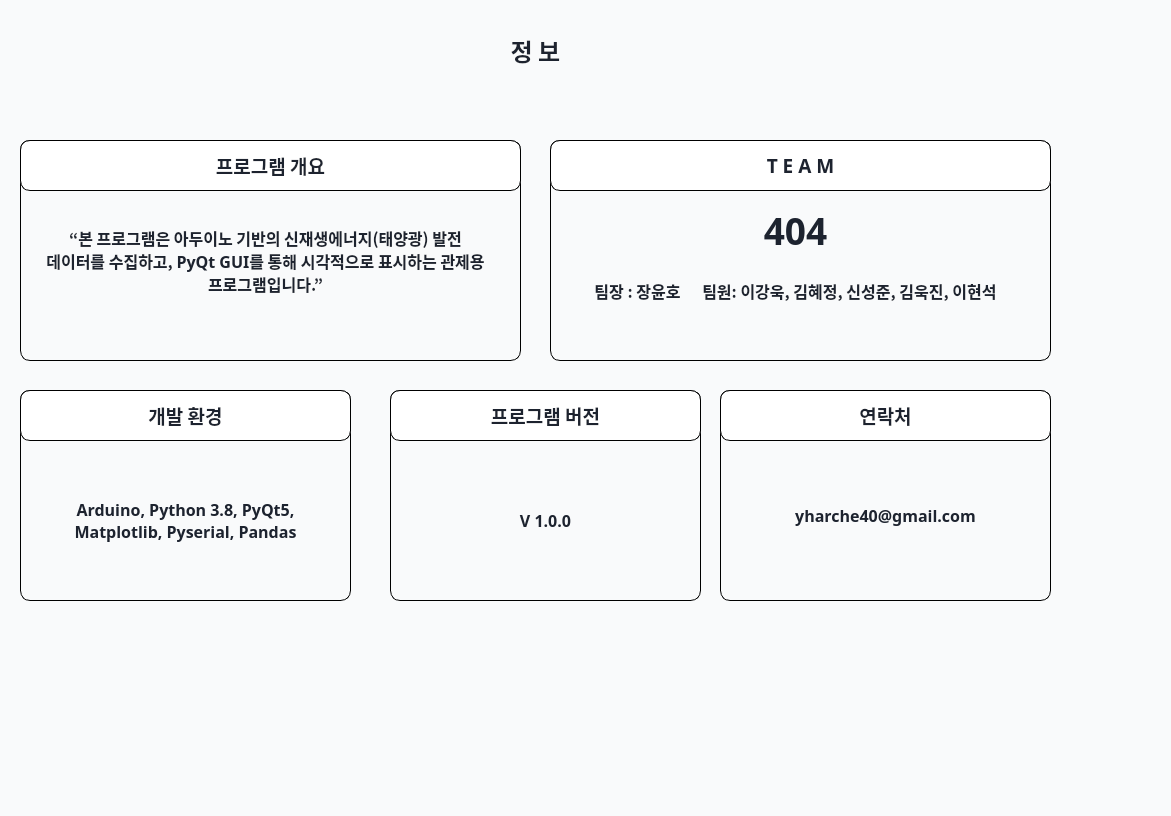
Old version of the form PyQt_GUI/information.ui in the repository yuunow57/Capstone-Design-Project.
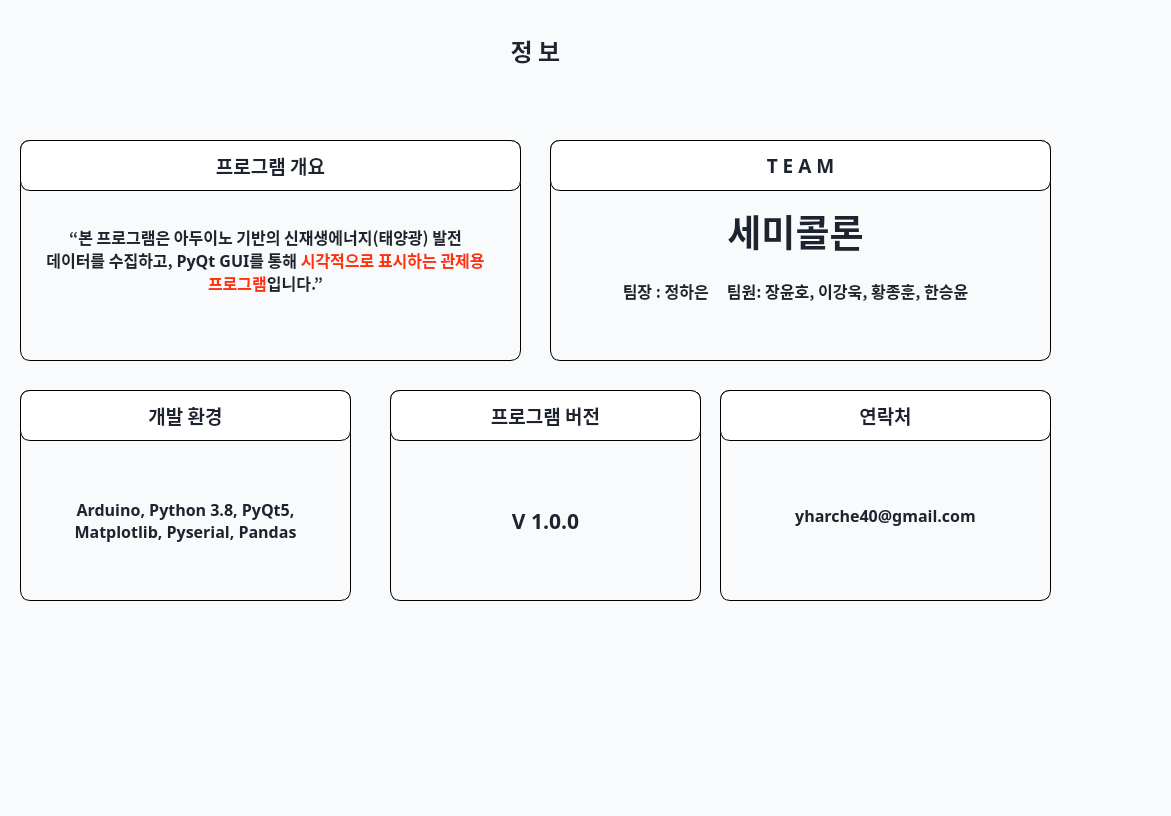
New version of the form.

What changed in the file:
```diff
--- a/PyQt_GUI/information.ui
+++ b/PyQt_GUI/information.ui
@@ -138,7 +138,7 @@
       <string notr="true">border: none;</string>
      </property>
      <property name="text">
-      <string>“본 프로그램은 아두이노 기반의 신재생에너지(태양광) 발전 데이터를 수집하고, PyQt GUI를 통해 시각적으로 표시하는 관제용 프로그램입니다.”</string>
+      <string>&lt;html&gt;&lt;head/&gt;&lt;body&gt;&lt;p&gt;“본 프로그램은 아두이노 기반의 신재생에너지(태양광) 발전 데이터를 수집하고, PyQt GUI를 통해 &lt;span style=&quot; color:#ff3108;&quot;&gt;시각적으로 표시하는 관제용 프로그램&lt;/span&gt;입니다.”&lt;/p&gt;&lt;/body&gt;&lt;/html&gt;</string>
      </property>
      <property name="alignment">
       <set>Qt::AlignCenter</set>
@@ -292,7 +292,7 @@
       <string notr="true">border: none;  </string>
      </property>
      <property name="text">
-      <string>404</string>
+      <string>세미콜론</string>
      </property>
      <property name="alignment">
       <set>Qt::AlignCenter</set>
@@ -322,7 +322,7 @@
       <string notr="true">border: none;</string>
      </property>
      <property name="text">
-      <string>팀장 : 장윤호      팀원: 이강욱, 김혜정, 신성준, 김욱진, 이현석</string>
+      <string>팀장 : 정하은     팀원: 장윤호, 이강욱, 황종훈, 한승윤</string>
      </property>
      <property name="alignment">
       <set>Qt::AlignCenter</set>
@@ -390,7 +390,7 @@
      <property name="font">
       <font>
        <family>Noto Sans KR</family>
-       <pointsize>12</pointsize>
+       <pointsize>16</pointsize>
        <weight>87</weight>
        <bold>true</bold>
       </font>
```
